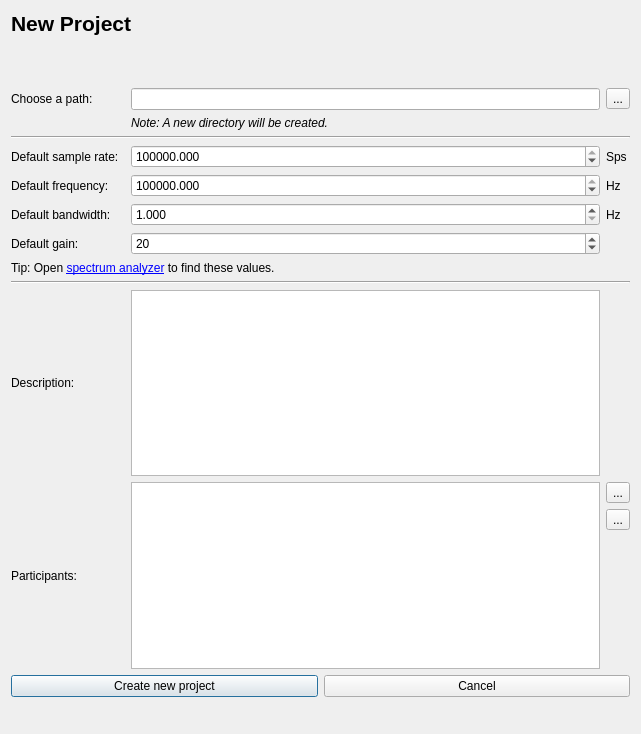
Before: the Qt Designer form ui/project.ui in rsumner33/urh, drawn with Qt 5.
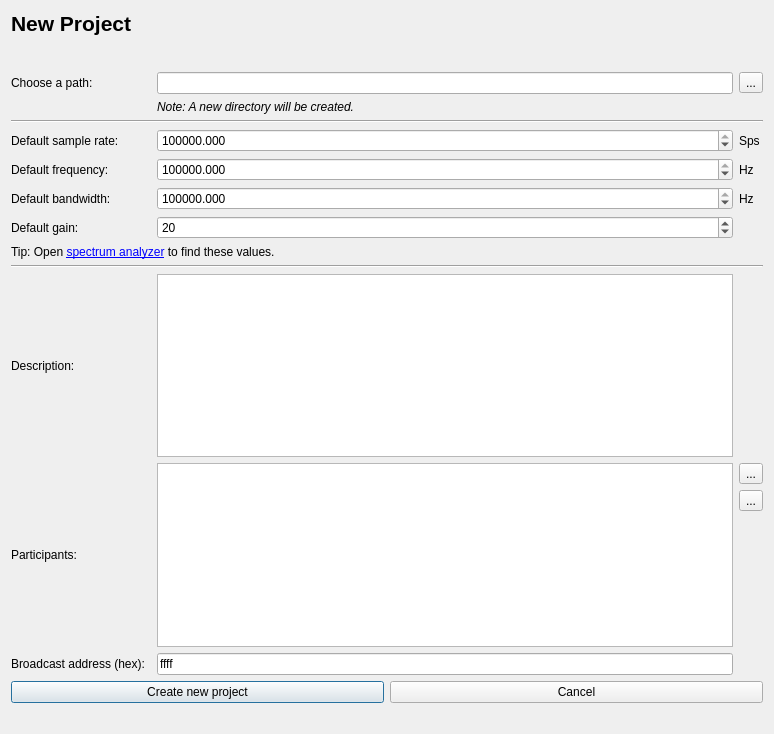
After: the same form once the commit is applied. Icons and pictures are not drawn. Custom widgets are drawn as their Qt base class.

```diff
--- a/ui/project.ui
+++ b/ui/project.ui
@@ -6,7 +6,7 @@
    <rect>
     <x>0</x>
     <y>0</y>
-    <width>641</width>
+    <width>774</width>
     <height>734</height>
    </rect>
   </property>
@@ -40,16 +40,32 @@
      <property name="orientation">
       <enum>Qt::Vertical</enum>
      </property>
+     <property name="sizeType">
+      <enum>QSizePolicy::Fixed</enum>
+     </property>
      <property name="sizeHint" stdset="0">
       <size>
        <width>17</width>
-       <height>37</height>
+       <height>10</height>
       </size>
      </property>
     </spacer>
    </item>
    <item>
     <layout class="QGridLayout" name="gridLayout">
+     <item row="14" column="3">
+      <widget class="QLineEdit" name="lineEditBroadcastAddress">
+       <property name="toolTip">
+        <string>&lt;html&gt;&lt;head/&gt;&lt;body&gt;&lt;p&gt;Enter the broadcast address of your protocol in &lt;span style=&quot; font-weight:600;&quot;&gt;hex&lt;/span&gt;. If you do not know what to enter here, just leave the default.&lt;/p&gt;&lt;/body&gt;&lt;/html&gt;</string>
+       </property>
+       <property name="inputMask">
+        <string/>
+       </property>
+       <property name="text">
+        <string>ffff</string>
+       </property>
+      </widget>
+     </item>
      <item row="10" column="0" colspan="2">
       <widget class="QLabel" name="label_8">
        <property name="text">
@@ -248,6 +264,12 @@
        <property name="maximum">
         <double>999999999999.000000000000000</double>
        </property>
+       <property name="singleStep">
+        <double>0.001000000000000</double>
+       </property>
+       <property name="value">
+        <double>1000000.000000000000000</double>
+       </property>
       </widget>
      </item>
      <item row="10" column="3">
@@ -302,6 +324,13 @@
        </attribute>
       </widget>
      </item>
+     <item row="14" column="0" colspan="2">
+      <widget class="QLabel" name="label_4">
+       <property name="text">
+        <string>Broadcast address (hex):</string>
+       </property>
+      </widget>
+     </item>
     </layout>
    </item>
    <item>
```
Left out of the diff: 12 changed lines with no effect on the pictures.
